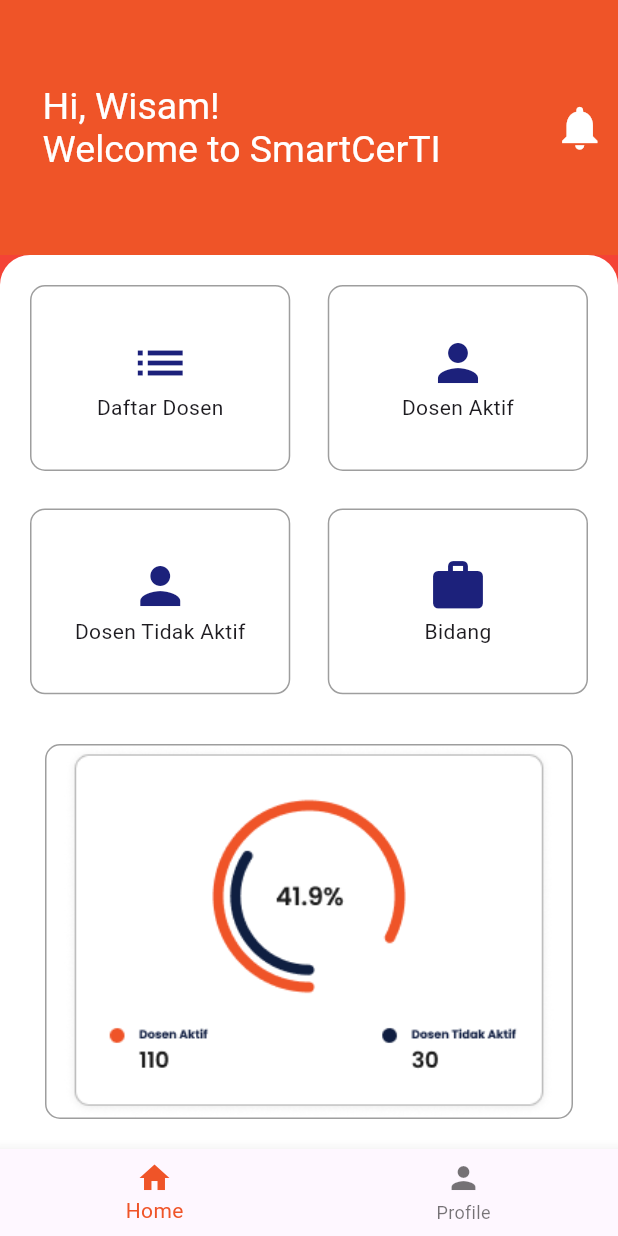
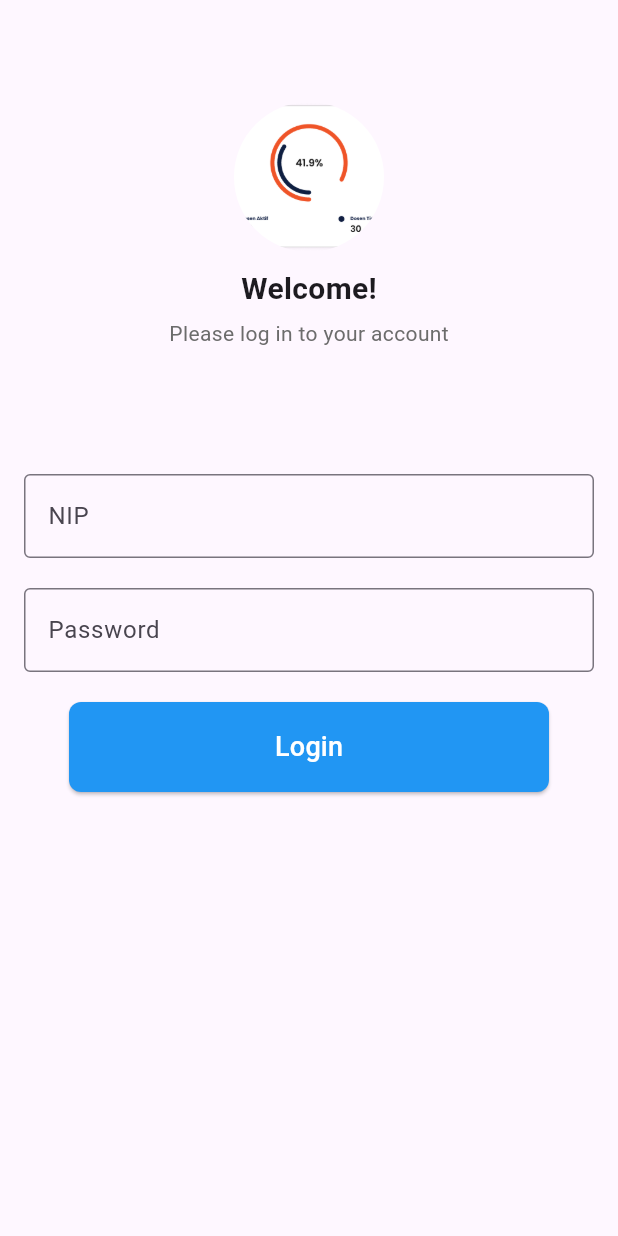
Before and after one commit to wisamahmad123/mobile_smarcerti, a Flutter app: the screen it shows after launch, on a phone screen of 412 x 824 dp. Run offline on Flutter 3.47's test engine with Material 3 defaults, Android fonts, the phone set to English and light mode, and no system bars; Roboto replaces fonts that are missing (Poppins, Ramabhadra).

Commit message:
cek eror debug

```diff
--- a/lib/main.dart
+++ b/lib/main.dart
@@ -1,4 +1,6 @@
+// main.dart
 import 'package:flutter/material.dart';
+import 'pages/login_page.dart'; // Import halaman LoginPage
 
 void main() {
   runApp(const MyApp());
@@ -9,130 +11,12 @@ class MyApp extends StatelessWidget {
 
   @override
   Widget build(BuildContext context) {
-    // Daftar data kontainer
-    final List<Map<String, dynamic>> kontainerData = [
-      {'text': 'Daftar Dosen', 'icon': Icons.list},
-      {'text': 'Dosen Aktif', 'icon': Icons.person},
-      {'text': 'Dosen Tidak Aktif', 'icon': Icons.person},
-      {'text': 'Bidang', 'icon': Icons.work },
-      {'text': 'Delegasi Dosen', 'icon': Icons.person},
-    ];
-
     return MaterialApp(
-      title: 'Beranda Pemimpin',
+      title: 'Login Pemimpin',
       theme: ThemeData(
-        scaffoldBackgroundColor:
-            Colors.red, // Latar belakang merah di luar container
-        useMaterial3: true,
+        primarySwatch: Colors.blue,
       ),
-      home: Scaffold(
-        appBar: AppBar(
-          title: const Text('''  Hi, Wisam!
-  Welcome to SmartCerTI'''),
-          titleTextStyle: const TextStyle(
-            fontFamily: 'Ramabhadra',
-            fontSize: 25.0,
-            color: Colors.white,
-          ),
-          backgroundColor: const Color.fromARGB(255, 239, 84, 40),
-          toolbarHeight: 170,
-          actions: [
-            IconButton(
-              icon: const Icon(Icons.notifications),
-              iconSize: 35,
-              onPressed: () {
-                // fitur muncul notif
-              },
-              color: Colors.white,
-            ),
-          ],
-        ),
-        body: Container(
-          decoration: const BoxDecoration(
-            color: Colors.white,
-            borderRadius: BorderRadius.only(
-              topLeft: Radius.circular(20),
-              topRight: Radius.circular(20),
-            ),
-          ),
-          child: Column(
-            children: [
-              Expanded(
-                child: GridView.builder(
-                  padding:
-                      const EdgeInsets.all(20),
-                  gridDelegate: const SliverGridDelegateWithFixedCrossAxisCount(
-                    crossAxisCount: 2,
-                    crossAxisSpacing: 25,
-                    mainAxisSpacing: 25,
-                    childAspectRatio: 1.4,
-                  ),
-                  itemCount: kontainerData.length,
-                  itemBuilder: (context, index) {
-                    var data = kontainerData[index];
-                    return Container(
-                      height: 100,
-                      decoration: BoxDecoration(
-                        color: Colors.white,
-                        borderRadius:
-                            BorderRadius.circular(10),
-                        border: Border.all(
-                          color: Colors.grey,
-                          width: 1,
-                        ),
-                      ),
-                      child: Column(
-                        mainAxisAlignment: MainAxisAlignment.center,
-                        crossAxisAlignment: CrossAxisAlignment.center,
-                        children: [
-                           Icon(
-                                data['icon'],
-                                size: 40.0,
-                                color: const Color.fromARGB(255, 28, 33, 123),
-                              ),
-                          Text(data['text']),
-                        ],
-                      ),
-                    );
-                  },
-                ),
-              ),
-              Container(
-                margin: const EdgeInsets.all(20),
-                height: 250,
-                decoration: BoxDecoration(
-                  color: Colors.white,
-                  borderRadius: BorderRadius.circular(10),
-                  border: Border.all(
-                    color: Colors.grey,
-                    width: 1,
-                  ),
-                ),
-                child: const Image(
-                    image: AssetImage('assets/images/static.png'),
-                    width: 350,
-                  ),
-                ),
-            ],
-          ),
-        ),
-
-        // navbar bot
-        bottomNavigationBar: BottomNavigationBar(
-          items: const [
-            BottomNavigationBarItem(
-              icon: Icon(Icons.home),
-              label: 'Home',
-            ),
-            BottomNavigationBarItem(
-              icon: Icon(Icons.person),
-              label: 'Profile',
-            ),
-          ],
-          selectedItemColor:
-              const Color.fromARGB(255, 239, 84, 40), // Warna item yang dipilih
-        ),
-      ),
+      home: const LoginPage(), // Halaman pertama adalah LoginPage
     );
   }
 }
--- /dev/null
+++ b/lib/pages/login_page.dart
@@ -0,0 +1,80 @@
+import 'package:flutter/material.dart';
+import '../widgets/login_form.dart'; // Perbaiki import untuk mengarah ke folder yang benar
+import 'home_page.dart'; // Import halaman HomePage
+
+class LoginPage extends StatefulWidget {
+  const LoginPage({super.key});
+
+  @override
+  _LoginPageState createState() => _LoginPageState();
+}
+
+class _LoginPageState extends State<LoginPage> {
+  final _formKey = GlobalKey<FormState>(); // Form key untuk validasi
+
+  // Fungsi login
+  void _login(String nip, String password) {
+    // Validasi form
+    if (_formKey.currentState!.validate()) {
+      // Jika validasi form berhasil
+      if (nip == '2241' && password == '1234') {
+        // Jika NIP dan password cocok
+        Navigator.pushReplacement(
+          context,
+          MaterialPageRoute(builder: (context) => const HomePage()),
+        );
+      } else {
+        // Jika NIP atau password salah, tampilkan pesan kesalahan
+        ScaffoldMessenger.of(context).showSnackBar(
+          const SnackBar(content: Text('Invalid NIP or password')),
+        );
+      }
+    }
+  }
+
+  @override
+  Widget build(BuildContext context) {
+    return Scaffold(
+      appBar: AppBar(
+        toolbarHeight: 300, // Tinggi AppBar
+        flexibleSpace: const Center(
+          child: Column(
+            mainAxisAlignment: MainAxisAlignment.center,
+            children: [
+              ClipOval(
+                child: Image(
+                  image: AssetImage('assets/images/static.png'),
+                  width: 100,
+                  height: 100,
+                  fit: BoxFit.cover,
+                ),
+              ),
+              SizedBox(height: 10), // Jarak antara gambar dan teks
+              Text(
+                'Welcome!',
+                style: TextStyle(
+                  fontFamily: 'Poppins',
+                  fontSize: 20.0,
+                  fontWeight: FontWeight.bold,
+                ),
+              ),
+              SizedBox(height: 5), // Jarak antara teks
+              Text(
+                'Please log in to your account',
+                style: TextStyle(
+                  fontFamily: 'Poppins',
+                  fontSize: 14.0,
+                  color: Color(0xFF6C6C6C),
+                ),
+              ),
+            ],
+          ),
+        ),
+      ),
+      body: LoginForm(
+        formKey: _formKey, // Mengirimkan GlobalKey ke LoginForm
+        onLogin: _login, // Mengirimkan fungsi login sebagai parameter
+      ),
+    );
+  }
+}
--- /dev/null
+++ b/lib/widgets/login_form.dart
@@ -0,0 +1,91 @@
+
+
+import 'package:flutter/material.dart';
+
+class LoginForm extends StatelessWidget {
+  final GlobalKey<FormState> formKey; // Key untuk form
+  final Function(String, String) onLogin; // Callback untuk login
+
+  const LoginForm({Key? key, required this.formKey, required this.onLogin})
+      : super(key: key);
+
+  @override
+  Widget build(BuildContext context) {
+    final TextEditingController nipController = TextEditingController();
+    final TextEditingController passwordController = TextEditingController();
+
+    return Form(
+      key: formKey, // Assign key to form
+      child: Padding(
+        padding: const EdgeInsets.all(16.0),
+        child: Column(
+          children: [
+            // Input NIP
+            TextFormField(
+              controller: nipController, // Controller untuk NIP
+              keyboardType: TextInputType.number,
+              decoration: const InputDecoration(
+                labelText: 'NIP',
+                hintText: 'Masukkan NIP',
+                border: OutlineInputBorder(),
+              ),
+              validator: (value) {
+                if (value == null || value.isEmpty) {
+                  return 'Masukkan NIP yang sesuai';
+                }
+                return null; // Valid
+              },
+            ),
+            const SizedBox(height: 20),
+
+            // Input Password
+            TextFormField(
+              controller: passwordController, // Controller untuk Password
+              obscureText: true,
+              decoration: const InputDecoration(
+                labelText: 'Password',
+                hintText: 'Masukkan Password',
+                border: OutlineInputBorder(),
+              ),
+              validator: (value) {
+                if (value == null || value.isEmpty) {
+                  return 'Masukkan password yang sesuai';
+                }
+                return null; // Valid
+              },
+            ),
+
+            const SizedBox(height: 20), // Tambahkan jarak di bawah TextField
+
+            // Tombol Login
+            SizedBox(
+              width: 320,
+              height: 60,
+              child: ElevatedButton(
+                onPressed: () {
+                  // if (formKey.currentState!.validate()) {
+                  //   onLogin(nipController.text, passwordController.text);
+                  // }
+                  onLogin(nipController.text, passwordController.text);
+                },
+                style: ElevatedButton.styleFrom(
+                  backgroundColor: Colors.blue,
+                  shape: RoundedRectangleBorder(
+                    borderRadius: BorderRadius.circular(8.0),
+                  ),
+                ),
+                child: const Text(
+                  'Login',
+                  style: TextStyle(
+                    color: Colors.white,
+                    fontSize: 18,
+                  ),
+                ),
+              ),
+            ),
+          ],
+        ),
+      ),
+    );
+  }
+}
```
Also changed, not shown: lib/pages/bidang_page.dart (added, +17 -0 lines), lib/pages/daftar_dosen_page.dart (added, +17 -0 lines), lib/pages/delegasi_dosen_page.dart (added, +17 -0 lines), lib/pages/dosen_aktif_page.dart (added, +17 -0 lines), lib/pages/dosen_tidak_aktif_page.dart (added, +17 -0 lines), lib/pages/history_page.dart (added, +17 -0 lines), lib/pages/home_page.dart (added, +17 -0 lines), lib/pages/profile_page.dart (added, +17 -0 lines), lib/widgets/analytics_container.dart (added, +25 -0 lines), lib/widgets/custom_app_bar.dart (added, +34 -0 lines), lib/widgets/home_body.dart (added, +50 -0 lines), lib/widgets/menu_item_card.dart (added, +67 -0 lines), lib/widgets/notification_icon.dart (added, +18 -0 lines), lib/widgets/pimpinan_bottom_nav_bar.dart (added, +56 -0 lines).
